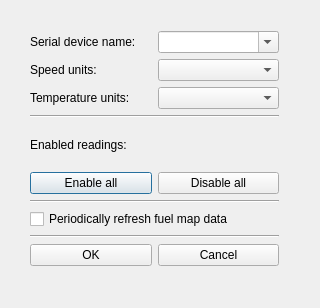
colinbourassa/rovergauge, file optionsdialog.ui: the form before one commit.
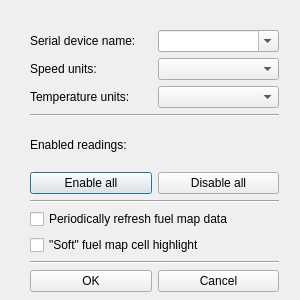
The form after the commit.

Commit message: Add soft-highlight checkbox to Options dialog and fix a couple dialog bugs

```diff
--- a/optionsdialog.ui
+++ b/optionsdialog.ui
@@ -6,20 +6,32 @@
    <rect>
     <x>0</x>
     <y>0</y>
-    <width>320</width>
-    <height>308</height>
+    <width>300</width>
+    <height>300</height>
    </rect>
   </property>
+  <property name="sizePolicy">
+   <sizepolicy hsizetype="Fixed" vsizetype="Fixed">
+    <horstretch>0</horstretch>
+    <verstretch>0</verstretch>
+   </sizepolicy>
+  </property>
+  <property name="maximumSize">
+   <size>
+    <width>300</width>
+    <height>300</height>
+   </size>
+  </property>
   <property name="windowTitle">
    <string>Options</string>
   </property>
-  <widget class="QWidget" name="layoutWidget">
+  <widget class="QWidget" name="">
    <property name="geometry">
     <rect>
      <x>10</x>
-     <y>11</y>
+     <y>10</y>
      <width>289</width>
-     <height>275</height>
+     <height>302</height>
     </rect>
    </property>
    <layout class="QGridLayout" name="m_mainLayout">
@@ -115,20 +127,27 @@
      </widget>
     </item>
     <item row="9" column="0" colspan="2">
+     <widget class="QCheckBox" name="m_softHighlightCheckbox">
+      <property name="text">
+       <string>&quot;Soft&quot; fuel map cell highlight</string>
+      </property>
+     </widget>
+    </item>
+    <item row="10" column="0" colspan="2">
      <widget class="Line" name="m_horizontalLineC">
       <property name="orientation">
        <enum>Qt::Horizontal</enum>
       </property>
      </widget>
     </item>
-    <item row="10" column="0">
+    <item row="11" column="0">
      <widget class="QPushButton" name="m_okButton">
       <property name="text">
        <string>OK</string>
       </property>
      </widget>
     </item>
-    <item row="10" column="1">
+    <item row="11" column="1">
      <widget class="QPushButton" name="m_cancelButton">
       <property name="text">
        <string>Cancel</string>
```
The commit also changes 6 other files.
